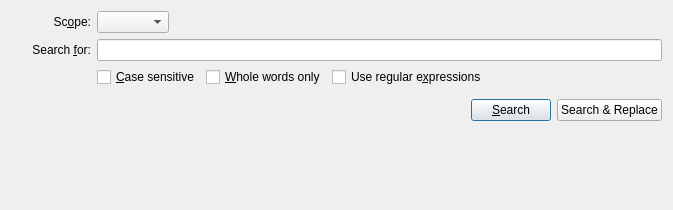
First picture: the form in src/plugins/find/finddialog.ui, repository qt-creator/qt-creator, before the edit.
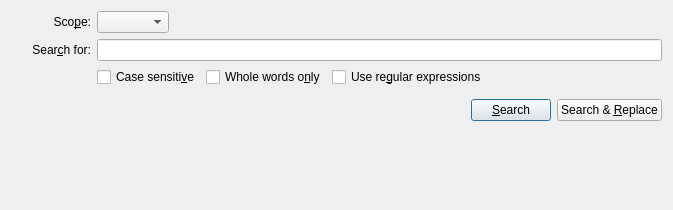
Second picture: the form after the edit.

Commit message:
Find: Change a few accelerators
Since the find widget is no longer a dialog, a few accelerators
"conflict" with others from the main menu and global Creator's.
This doesn't really stop them from working, but it would be better
to have different ones. The new values are not the most obvious
ones, but there's not too many options.

Task-number: QTCREATORBUG-6114

```diff
--- a/src/plugins/find/finddialog.ui
+++ b/src/plugins/find/finddialog.ui
@@ -32,7 +32,7 @@
       </size>
      </property>
      <property name="text">
-      <string>Sc&amp;ope:</string>
+      <string>Sco&amp;pe:</string>
      </property>
      <property name="alignment">
       <set>Qt::AlignRight|Qt::AlignTrailing|Qt::AlignVCenter</set>
@@ -80,7 +80,7 @@
    <item row="1" column="0">
     <widget class="QLabel" name="label_2">
      <property name="text">
-      <string>Search &amp;for:</string>
+      <string>Sear&amp;ch for:</string>
      </property>
      <property name="alignment">
       <set>Qt::AlignRight|Qt::AlignTrailing|Qt::AlignVCenter</set>
@@ -102,21 +102,21 @@
       <item>
        <widget class="QCheckBox" name="matchCase">
         <property name="text">
-         <string>&amp;Case sensitive</string>
+         <string>Case sensiti&amp;ve</string>
         </property>
        </widget>
       </item>
       <item>
        <widget class="QCheckBox" name="wholeWords">
         <property name="text">
-         <string>&amp;Whole words only</string>
+         <string>Whole words o&amp;nly</string>
         </property>
        </widget>
       </item>
       <item>
        <widget class="QCheckBox" name="regExp">
         <property name="text">
-         <string>Use regular e&amp;xpressions</string>
+         <string>Use re&amp;gular expressions</string>
         </property>
        </widget>
       </item>
@@ -174,7 +174,7 @@
      <item>
       <widget class="QPushButton" name="replaceButton">
        <property name="text">
-        <string>Search &amp;&amp; Replace</string>
+        <string>Search &amp;&amp; &amp;Replace</string>
        </property>
       </widget>
      </item>
```
The commit also changes 1 other file.
